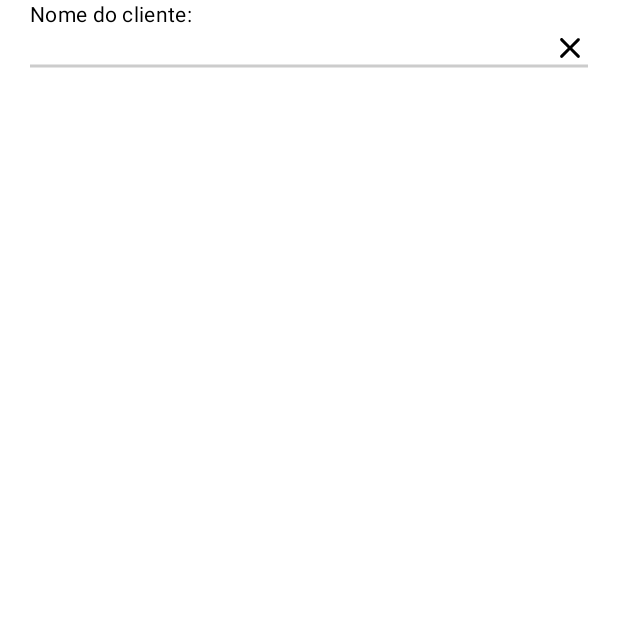
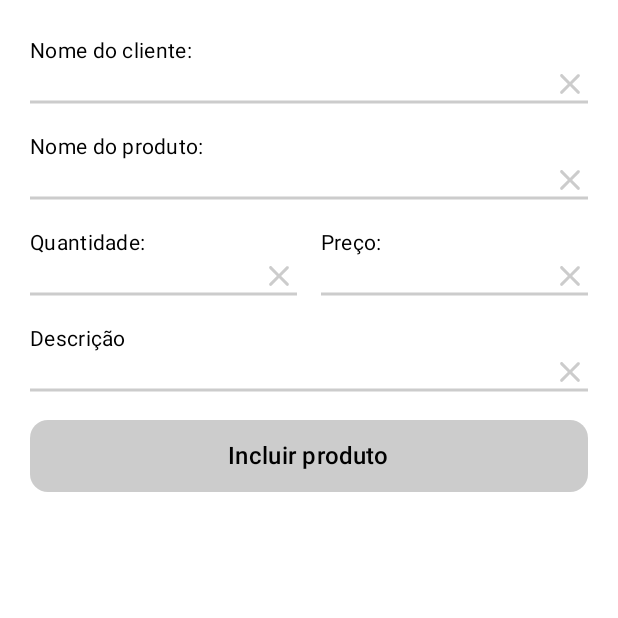
Before and after one commit to RafaelAmr93/CaseFazerPedido, an Android app built with Jetpack Compose: the screen it shows after launch (MainActivity), on a phone screen of 412 x 824 dp, the top half of it. Run offline under Robolectric (Android 15) with nearby library versions, the phone set to English and light mode, and no system bars.

Commit message:
more developments

```diff
--- a/app/src/main/java/rafalamaro/casefazerpedido/MainScreen.kt
+++ b/app/src/main/java/rafalamaro/casefazerpedido/MainScreen.kt
@@ -143,7 +143,7 @@ private fun TotalSales() {
 }
 
 @Composable
-private fun FooterButtons(
+internal fun FooterButtons(
     text: String,
     onClick: () -> Unit
 ) {
--- a/app/src/main/java/rafalamaro/casefazerpedido/PlaceOrderScreen.kt
+++ b/app/src/main/java/rafalamaro/casefazerpedido/PlaceOrderScreen.kt
@@ -3,8 +3,11 @@ package rafalamaro.casefazerpedido
 import androidx.compose.foundation.background
 import androidx.compose.foundation.clickable
 import androidx.compose.foundation.interaction.MutableInteractionSource
+import androidx.compose.foundation.layout.Arrangement
 import androidx.compose.foundation.layout.Box
 import androidx.compose.foundation.layout.Column
+import androidx.compose.foundation.layout.Row
+import androidx.compose.foundation.layout.RowScope
 import androidx.compose.foundation.layout.fillMaxSize
 import androidx.compose.foundation.layout.fillMaxWidth
 import androidx.compose.foundation.layout.padding
@@ -40,32 +43,99 @@ import rafalamaro.casefazerpedido.ui.theme.Typography
 internal fun PlaceOrderScreen(
     viewModel: PlaceOrderViewModel = koinViewModel()
 ) {
-    Box(
+    Column(
         modifier = Modifier
             .fillMaxSize()
             .background(color = Color.White)
+            .padding(
+                vertical = 24.dp,
+                horizontal = 20.dp
+            ),
+        verticalArrangement = Arrangement.spacedBy(20.dp)
     ) {
         ClientName(viewModel.clientName)
+        ProductName(viewModel.productName)
+        Row(
+            horizontalArrangement = Arrangement.spacedBy(16.dp)
+        ) {
+            ProductQuantity(viewModel.productQuantity)
+            ProductValue(viewModel.productValue)
+        }
+        ProductDescription(viewModel.productDescription)
+        FooterButtons(
+            text = stringResource(R.string.place_product_button_label),
+            onClick = {}
+        )
     }
 }
 
 @Composable
 private fun ClientName(fieldState: TextFieldState) {
+    var forbiddenCharactersTyped by remember { mutableStateOf(false) }
     CustomBaseTextField(
         fieldName = stringResource(R.string.client_name),
-        fieldState = fieldState
+        fieldState = fieldState,
+        transformation = transformationTextOnly { forbiddenCharactersTyped = true },
+        forbiddenCharactersTyped = forbiddenCharactersTyped
+    )
+}
+
+@Composable
+private fun ProductName(fieldState: TextFieldState) {
+    var forbiddenCharactersTyped by remember { mutableStateOf(false) }
+    CustomBaseTextField(
+        fieldName = stringResource(R.string.product_name),
+        fieldState = fieldState,
+        transformation = transformationTextOnly { forbiddenCharactersTyped = true },
+        forbiddenCharactersTyped = forbiddenCharactersTyped
+    )
+}
+
+@Composable
+private fun RowScope.ProductQuantity(fieldState: TextFieldState) {
+    var forbiddenCharactersTyped by remember { mutableStateOf(false) }
+    CustomBaseTextField(
+        fieldName = stringResource(R.string.product_quantity),
+        fieldState = fieldState,
+        transformation = transformationDigitsOnly { forbiddenCharactersTyped = true },
+        forbiddenCharactersTyped = forbiddenCharactersTyped,
+        modifier = Modifier.weight(1f)
+    )
+}
+
+@Composable
+private fun RowScope.ProductValue(fieldState: TextFieldState) {
+    var forbiddenCharactersTyped by remember { mutableStateOf(false) }
+    CustomBaseTextField(
+        fieldName = stringResource(R.string.product_price),
+        fieldState = fieldState,
+        transformation = transformationDigitsOnly { forbiddenCharactersTyped = true },
+        forbiddenCharactersTyped = forbiddenCharactersTyped,
+        modifier = Modifier.weight(1f)
+    )
+}
+
+@Composable
+private fun ProductDescription(fieldState: TextFieldState) {
+    var forbiddenCharactersTyped by remember { mutableStateOf(false) }
+    CustomBaseTextField(
+        fieldName = stringResource(R.string.product_description),
+        fieldState = fieldState,
+        transformation = transformationDigitsOnly { forbiddenCharactersTyped = true },
+        forbiddenCharactersTyped = forbiddenCharactersTyped
     )
 }
 
 @Composable
 private fun CustomBaseTextField(
     fieldName: String,
-    fieldState: TextFieldState
+    fieldState: TextFieldState,
+    transformation: InputTransformation,
+    forbiddenCharactersTyped: Boolean,
+    modifier: Modifier = Modifier
 ) {
-    var forbiddenCharactersTyped by remember { mutableStateOf(false) }
-    Column(
-        modifier = Modifier.padding(horizontal = 20.dp)
-    ) {
+    Box(modifier = modifier) {
+        Column {
             Text(
                 text = fieldName,
                 style = Typography.bodyMedium
@@ -78,14 +148,7 @@ private fun CustomBaseTextField(
                         onClearText = fieldState::clearText
                     )
                 },
-            inputTransformation = InputTransformation.byValue { current, proposed ->
-                if (proposed.all { it.isLetter() || it.isWhitespace() }) {
-                    proposed
-                } else {
-                    forbiddenCharactersTyped = true
-                    current
-                }
-            }
+                inputTransformation = transformation
             )
             if (forbiddenCharactersTyped) {
                 Text(
@@ -93,6 +156,7 @@ private fun CustomBaseTextField(
                     style = Typography.bodySmall,
                     color = Color.Red
                 )
+            }
         }
     }
 }
@@ -123,13 +187,33 @@ private fun BaseLine(
                 onClick = { onClearText() },
                 indication = ripple(),
                 interactionSource = remember { MutableInteractionSource() }
-            )
+            ),
+        tint = Color.LightGray
     )
     innerTextField()
 }
 
+private fun transformationTextOnly(
+    callback: () -> Unit
+) = InputTransformation.byValue { current, proposed ->
+    if (proposed.all { it.isLetter() || it.isWhitespace() }) {
+        proposed
+    } else {
+        callback()
+        current
+    }
+}
 
-
+private fun transformationDigitsOnly(
+    callback: () -> Unit
+) = InputTransformation.byValue { current, proposed ->
+    if (proposed.all { it.isDigit() || it == ',' || it == '.'}) {
+        proposed
+    } else {
+        callback()
+        current
+    }
+}
 
 @Composable
 @Preview
--- a/app/src/main/java/rafalamaro/casefazerpedido/PlaceOrderViewModel.kt
+++ b/app/src/main/java/rafalamaro/casefazerpedido/PlaceOrderViewModel.kt
@@ -6,4 +6,8 @@ import androidx.lifecycle.ViewModel
 class PlaceOrderViewModel() : ViewModel() {
 
     internal val clientName = TextFieldState()
+    internal val productName = TextFieldState()
+    internal val productQuantity = TextFieldState()
+    internal val productValue = TextFieldState()
+    internal val productDescription = TextFieldState()
 }
--- a/app/src/main/res/values/strings.xml
+++ b/app/src/main/res/values/strings.xml
@@ -6,7 +6,13 @@
     <string name="total_orders">Pedidos feitos</string>
     <string name="order_symbol">#%d</string>
     <string name="total_sales">Total de vendas:</string>
-    <string name="money_symbol">R$ %d</string>
+    <string name="money_symbol">R$ %.2f</string>
     <string name="client_name">Nome do cliente:</string>
-    <string name="characters_forbidden">Apenas letras são permitidas.</string>
+    <string name="characters_forbidden">Caractere não permitido.</string>
+    <string name="product_name">Nome do produto:</string>
+    <string name="product_quantity">Quantidade:</string>
+    <string name="product_price">Preço:</string>
+    <string name="product_description">Descrição</string>
+    <string name="place_product_button_label">Incluir produto</string>
+    <string name="product_quantity_ab">Qntd.:</string>
 </resources>
```
Lines whose indentation alone changed are shown as unchanged.
